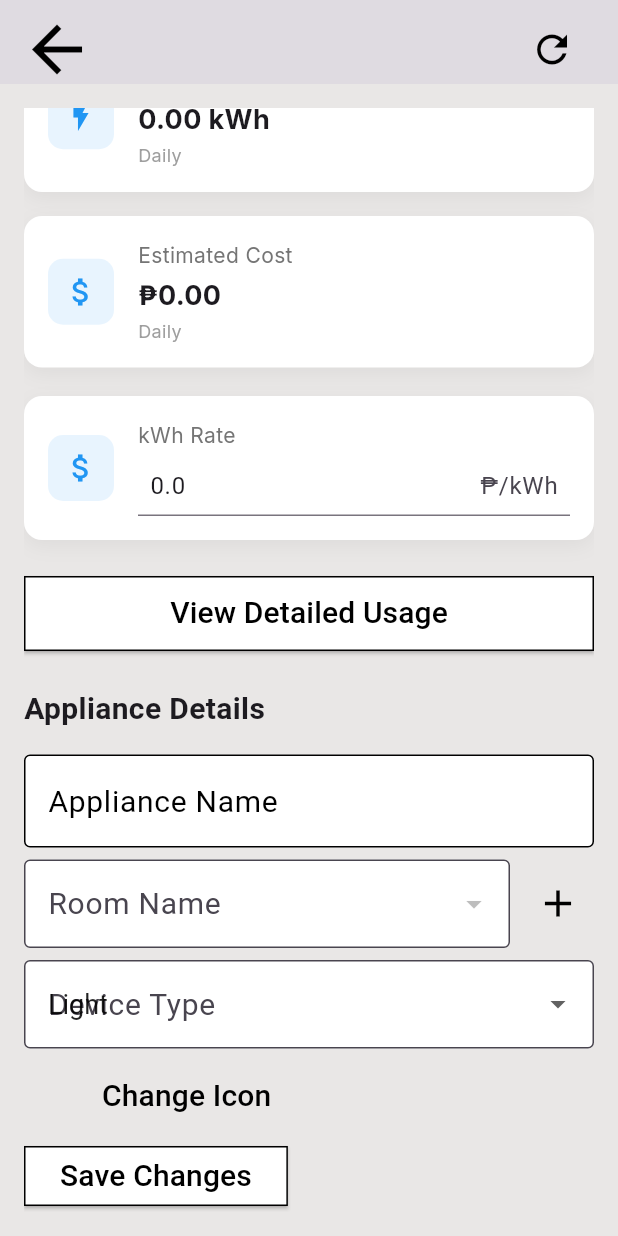
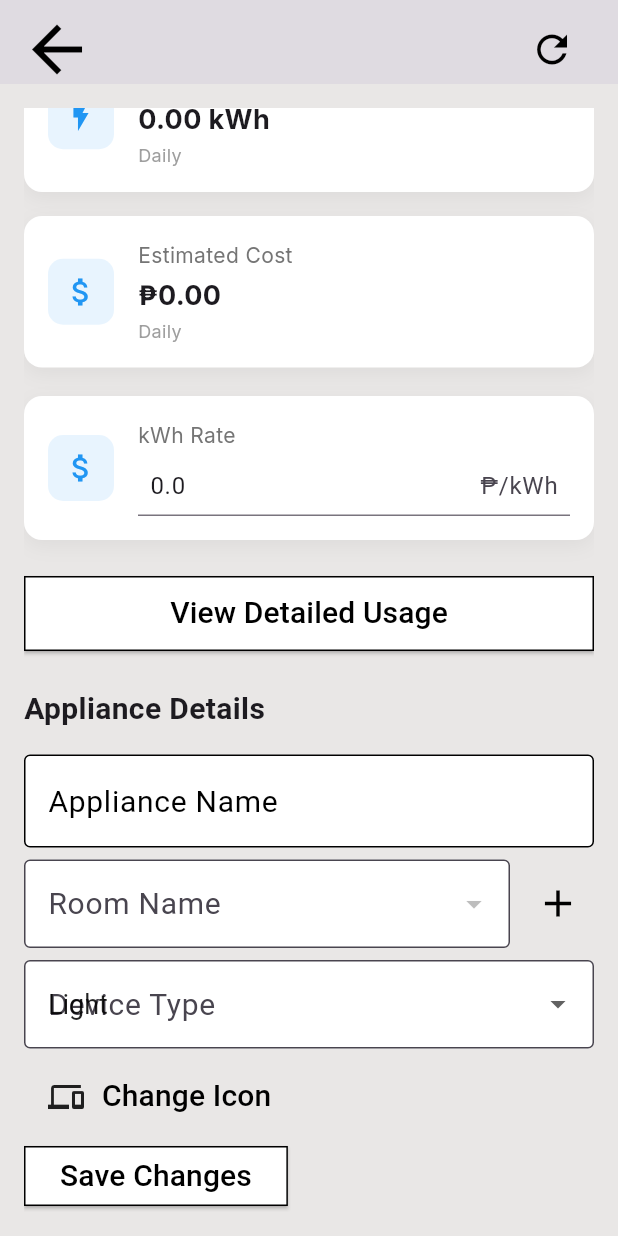
Before and after one commit to Lpalma7/HOMESYNC, a Flutter app: the DeviceInfoScreen screen opened directly with empty values, scrolled down 271 dp, on a phone screen of 412 x 824 dp. Run offline on Flutter 3.47's test engine with Material 3 defaults, Android fonts, the phone set to English and light mode, and no system bars; our stand-ins replace cloud_firestore, firebase_auth, firebase_core, firebase_messaging, fl_chart, flutter_local_notifications and 3 more; accounts and stored records are empty; Roboto replaces fonts that are missing (Jaldi, Judson).

Commit message:
updated notif

```diff
--- a/lib/deviceinfo.dart
+++ b/lib/deviceinfo.dart
@@ -69,6 +69,37 @@ class DeviceInfoScreenState extends State<DeviceInfoScreen> {
   double _totalElectricityCost = 0.0; // State variable for total cost
   StreamSubscription? _periodicUsageSubscription;
 
+  // Helper function to get IconData from codePoint
+  IconData _getIconFromCodePoint(int codePoint) {
+    final Map<int, IconData> iconMap = {
+      Icons.devices.codePoint: Icons.devices,
+      Icons.light.codePoint: Icons.light,
+      Icons.tv.codePoint: Icons.tv,
+      Icons.power.codePoint: Icons.power,
+      Icons.kitchen.codePoint: Icons.kitchen,
+      Icons.speaker.codePoint: Icons.speaker,
+      Icons.laptop.codePoint: Icons.laptop,
+      Icons.ac_unit.codePoint: Icons.ac_unit,
+      Icons.microwave.codePoint: Icons.microwave,
+      Icons.coffee_maker.codePoint: Icons.coffee_maker,
+      Icons.radio_button_checked.codePoint: Icons.radio_button_checked,
+      Icons.thermostat.codePoint: Icons.thermostat,
+      Icons.doorbell.codePoint: Icons.doorbell,
+      Icons.camera.codePoint: Icons.camera,
+      Icons.sensor_door.codePoint: Icons.sensor_door,
+      Icons.lock.codePoint: Icons.lock,
+      Icons.door_sliding.codePoint: Icons.door_sliding,
+      Icons.local_laundry_service.codePoint: Icons.local_laundry_service,
+      Icons.dining.codePoint: Icons.dining,
+      Icons.rice_bowl.codePoint: Icons.rice_bowl,
+      Icons.wind_power.codePoint: Icons.wind_power,
+      Icons.router.codePoint: Icons.router,
+      Icons.outdoor_grill.codePoint: Icons.outdoor_grill,
+      Icons.air.codePoint: Icons.air,
+      Icons.alarm.codePoint: Icons.alarm,
+    };
+    return iconMap[codePoint] ?? Icons.devices;
+  }
 
   @override
   void initState() {
@@ -140,7 +171,7 @@ class DeviceInfoScreenState extends State<DeviceInfoScreen> {
               print("RoomController text set to: ${_roomController.text}"); // Add print statement
               _deviceType = data['deviceType'] ?? "Light"; // Set the device type for dropdown
               _typeController.text = _deviceType; // Keep controller synced for compatibility
-              _selectedIcon = IconData(data['icon'] ?? Icons.devices.codePoint, fontFamily: 'MaterialIcons');
+              _selectedIcon = _getIconFromCodePoint(data['icon'] ?? Icons.devices.codePoint);
 
               // Use kwhr from user document
               _kWhRateController.text = userKwhrValue.toString();
```
Also changed, not shown: lib/adddevices.dart (+34 -2 lines), 1 other file.
